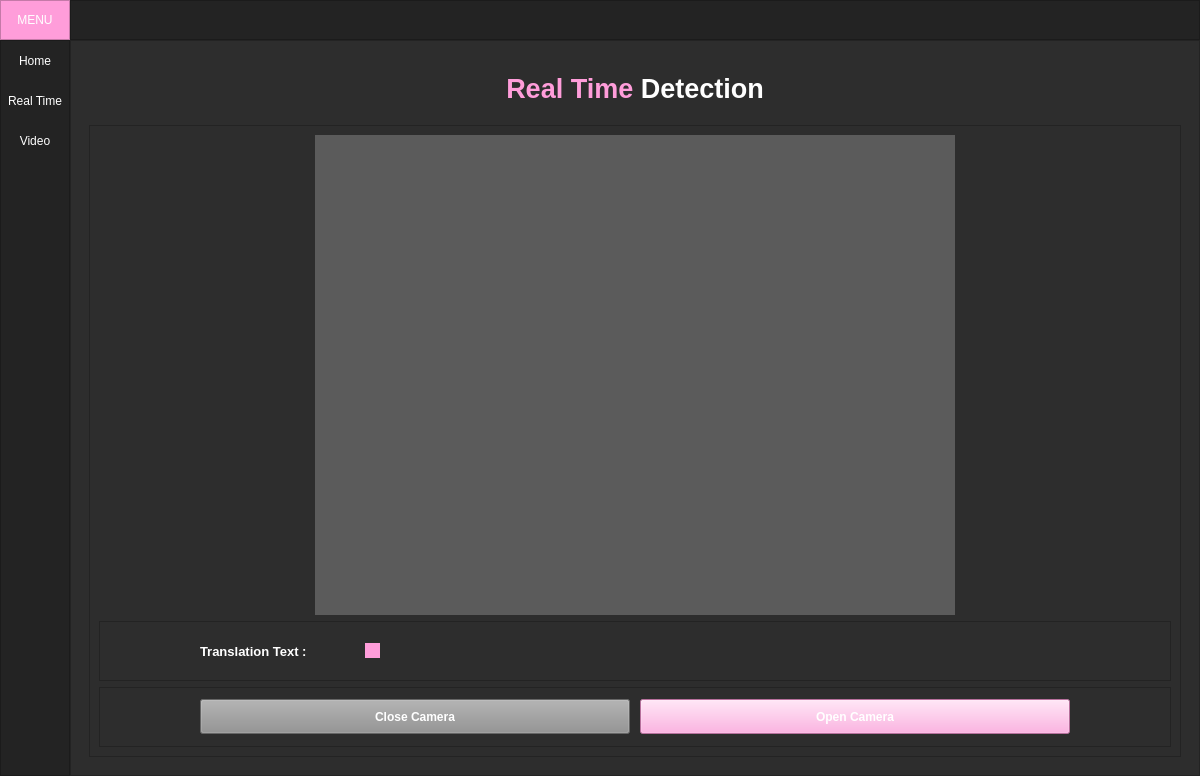
Above: ui_main.ui from glorycornelia/Indonesian_Sign_Language_Detection before the change. Below: the same form after it.
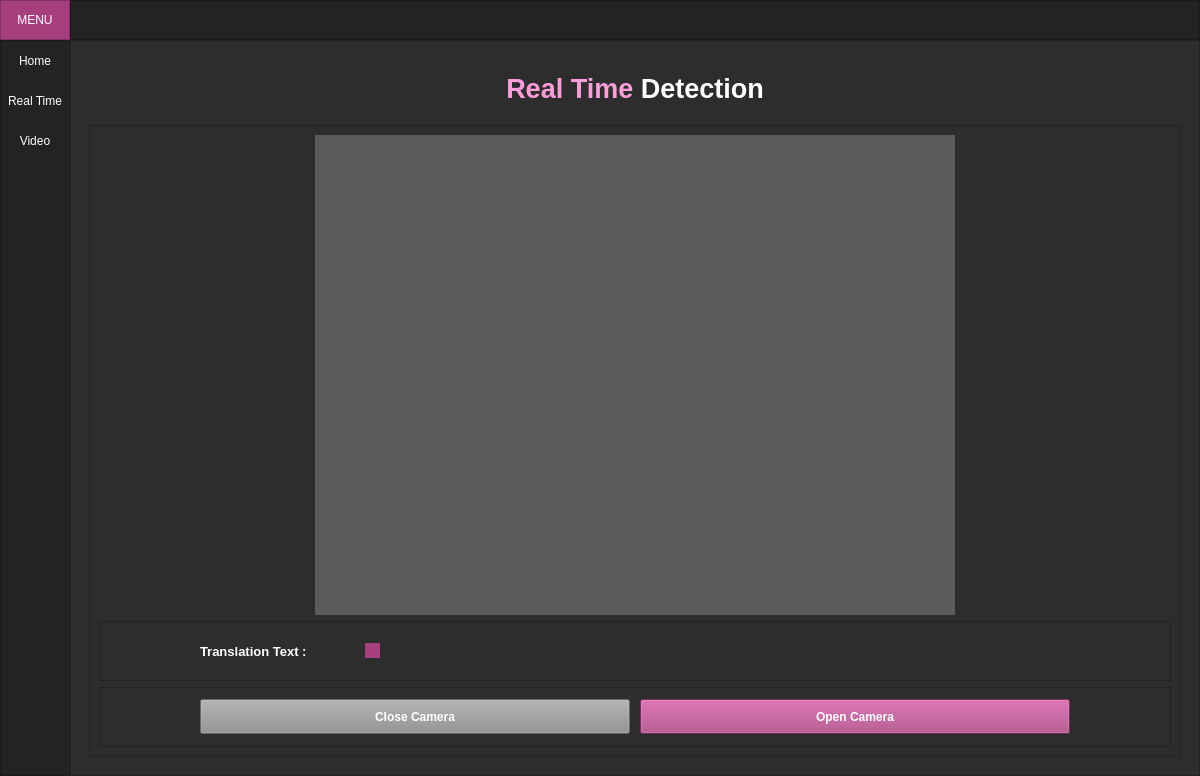
That is the form after the change. The open tabs and pages were chosen to show the change. Icons and pictures are not drawn.

The edit to the form file:
```diff
--- a/ui_main.ui
+++ b/ui_main.ui
@@ -99,7 +99,7 @@
           </size>
          </property>
          <property name="styleSheet">
-          <string notr="true">background-color: rgb(255, 157, 218);</string>
+          <string notr="true">background-color: rgb(167, 63, 127);</string>
          </property>
          <property name="frameShape">
           <enum>QFrame::StyledPanel</enum>
@@ -643,7 +643,7 @@
                        </size>
                       </property>
                       <property name="styleSheet">
-                       <string notr="true">background-color: rgb(255, 157, 218);</string>
+                       <string notr="true">background-color: rgb(167, 63, 127);</string>
                       </property>
                       <property name="text">
                        <string/>
@@ -743,7 +743,7 @@
                        </font>
                       </property>
                       <property name="styleSheet">
-                       <string notr="true">background-color: rgb(255, 157, 218);
+                       <string notr="true">background-color: rgb(167, 63, 127);
 color: rgb(255, 255, 255);</string>
                       </property>
                       <property name="text">
```
Left out of the diff: 8 changed lines with no effect on the pictures.
